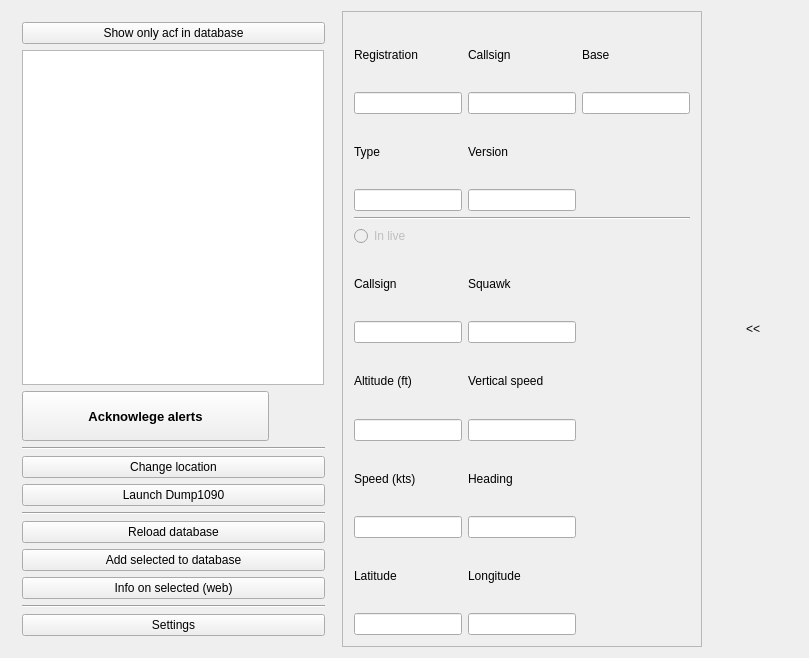
Before: the Qt Designer form mainwindow.ui in squirreldev-fs/adsbAlerting, drawn with Qt 5.
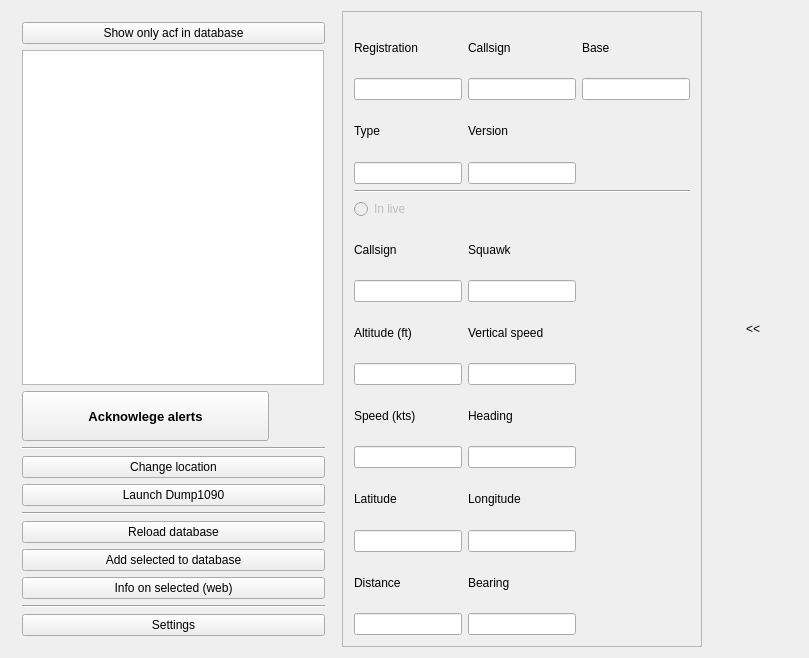
After: the same form once the commit is applied.

Commit message: Implemented relative position to the antenna

What changed in the file:
```diff
--- a/mainwindow.ui
+++ b/mainwindow.ui
@@ -498,6 +498,26 @@
              </property>
             </widget>
            </item>
+           <item row="15" column="1">
+            <widget class="QLabel" name="bearing">
+             <property name="text">
+              <string>Bearing</string>
+             </property>
+            </widget>
+           </item>
+           <item row="16" column="1">
+            <widget class="QLineEdit" name="bearingField"/>
+           </item>
+           <item row="15" column="0">
+            <widget class="QLabel" name="distance">
+             <property name="text">
+              <string>Distance</string>
+             </property>
+            </widget>
+           </item>
+           <item row="16" column="0">
+            <widget class="QLineEdit" name="distanceField"/>
+           </item>
           </layout>
          </item>
         </layout>
```
Left out of the diff: 238 changed lines with no effect on the pictures. The commit also changes 1 other file.
